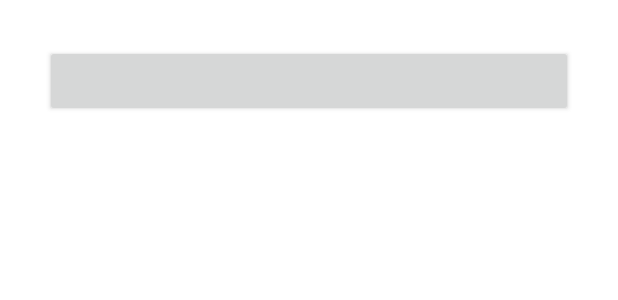
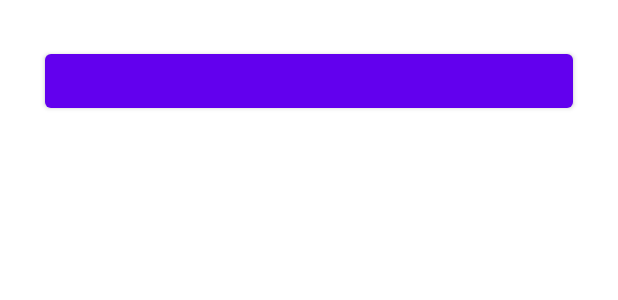
Before and after one commit to tsmoosavi/Hw16_Cities, an Android app: the layout homerecyclerview.xml on its own in the app's theme, with its tools: preview values and no code run, on a phone screen of 412 x 824 dp. Shown: the top 300 px of the screen. Run offline under Robolectric (Android 15) with nearby library versions, the phone set to English and light mode, and no system bars.

```diff
--- a/app/src/main/res/layout/homerecyclerview.xml
+++ b/app/src/main/res/layout/homerecyclerview.xml
@@ -1,12 +1,17 @@
 <?xml version="1.0" encoding="utf-8"?>
-<LinearLayout xmlns:android="http://schemas.android.com/apk/res/android"
+<layout  xmlns:android="http://schemas.android.com/apk/res/android">
+    <data>
+
+    </data>
+<LinearLayout
     android:layout_width="match_parent"
     android:layout_height="match_parent"
     android:padding="20dp">
-    <androidx.appcompat.widget.AppCompatButton
+    <Button
         android:id="@+id/cityButton"
         android:layout_width="match_parent"
         android:layout_height="wrap_content"
         android:layout_margin="10dp"/>
 
 </LinearLayout>
+</layout>
```
Also changed, not shown: app/src/main/java/com/example/hw16_cities/HomeRecyclerAdapter.kt (added, +49 -0 lines), app/src/main/res/layout/fragment_home.xml (+6 -4 lines).
